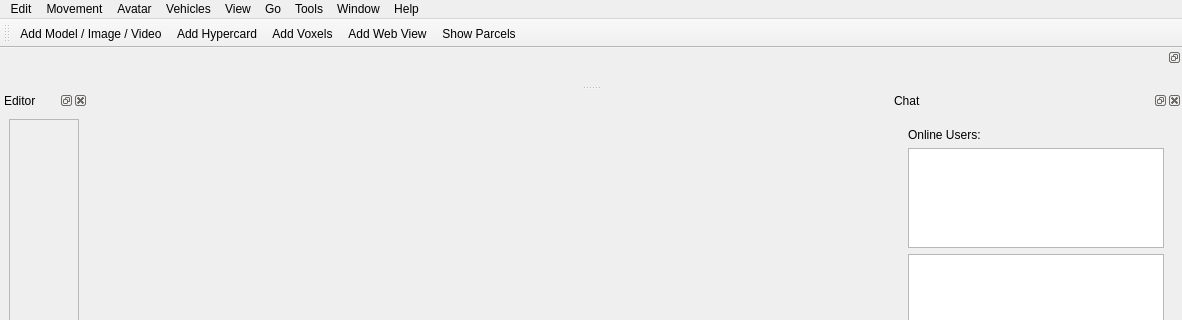
shipilovden/substrata-metasiberia, file gui_client/MainWindow.ui: the form before one commit; both pictures show x 0 to 1182 and y 0 to 320 of the 1182 by 763 pixel window.
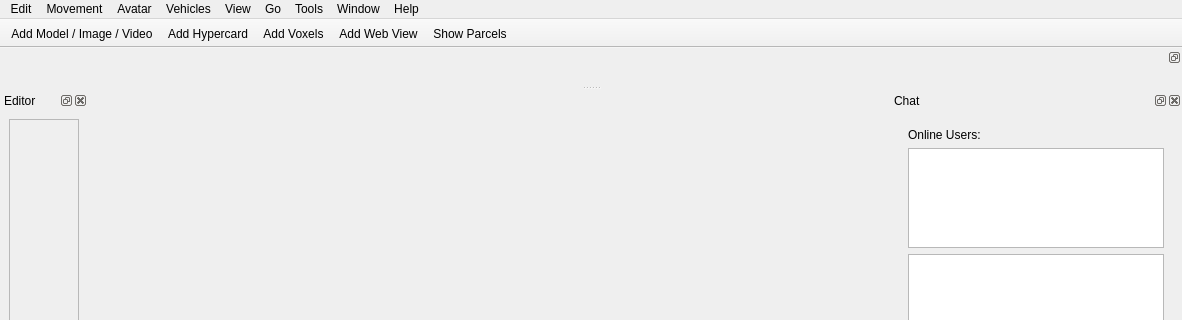
The form after the commit. Custom widgets are drawn as their Qt base class.

Commit message: Made toolbar non-moveable and non-floatable.

```diff
--- a/gui_client/MainWindow.ui
+++ b/gui_client/MainWindow.ui
@@ -143,6 +143,12 @@
    <property name="windowTitle">
     <string>toolBar</string>
    </property>
+   <property name="movable">
+    <bool>false</bool>
+   </property>
+   <property name="floatable">
+    <bool>false</bool>
+   </property>
    <attribute name="toolBarArea">
     <enum>TopToolBarArea</enum>
    </attribute>
```
